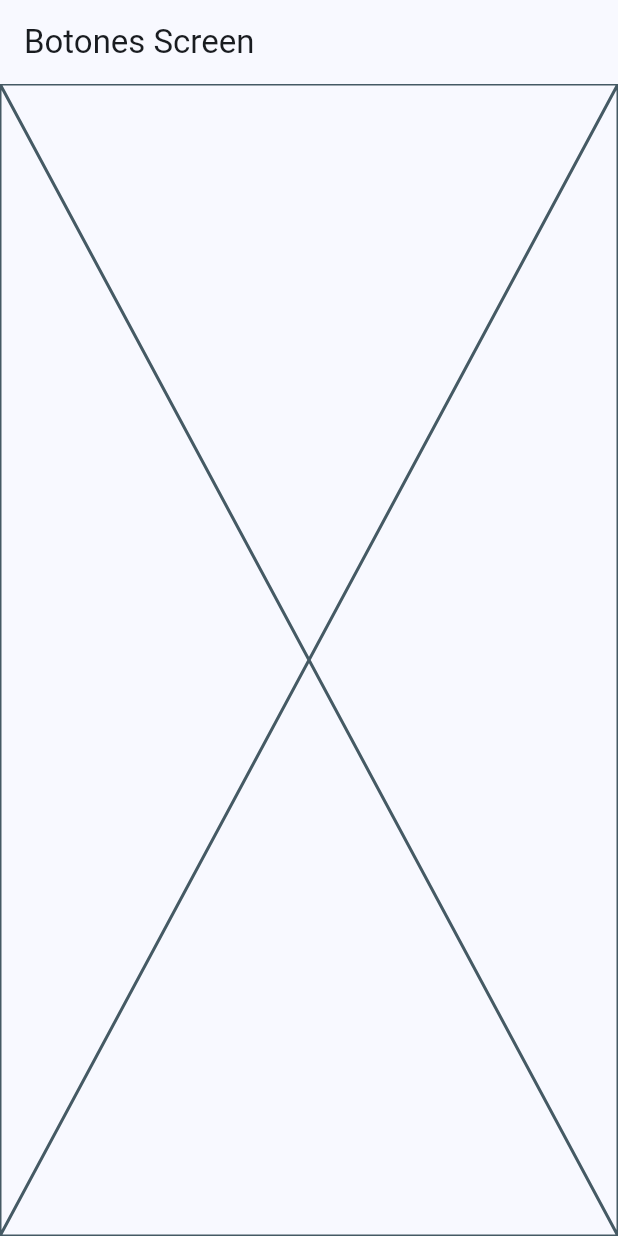
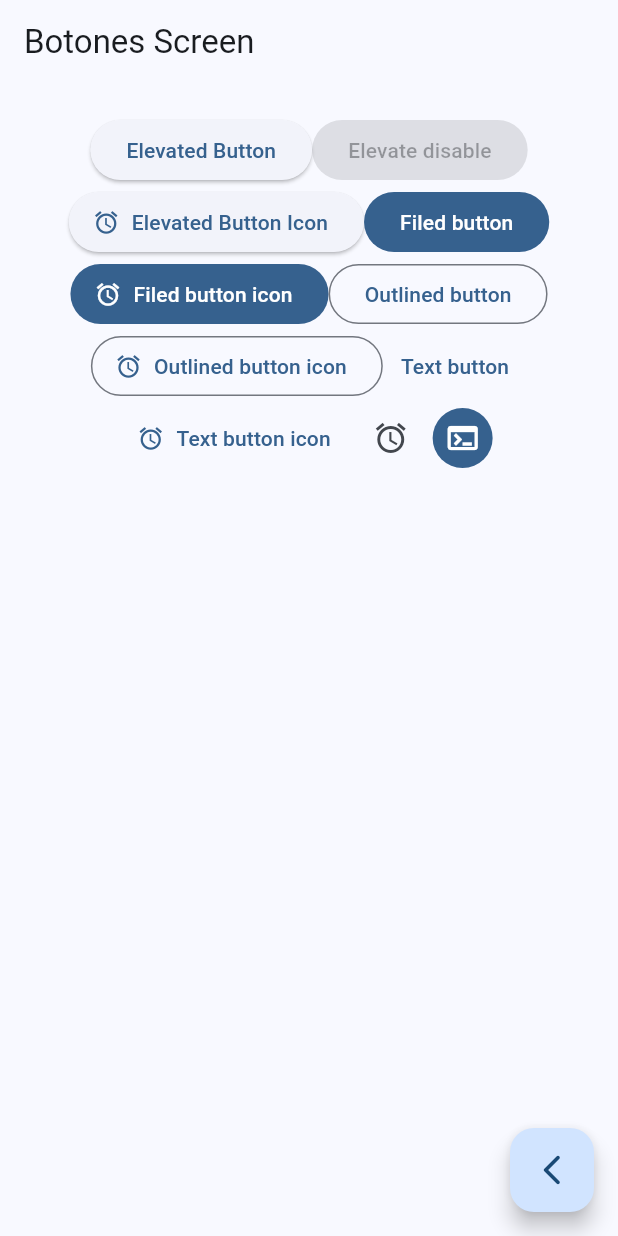
Before and after one commit to dabojimenez/curso_flutter, a Flutter app: the ButtonsScreen screen opened by its route, on a phone screen of 412 x 824 dp. Run offline on Flutter 3.47's test engine with Material 3 defaults, Android fonts, the phone set to English and light mode, and no system bars; our stand-ins replace animate_do, dio, go_router, video_player.

Commit message:
Diferentes botones pre-configurados

```diff
--- a/widgets_app/lib/presentation/screens/buttons/buttons_screen.dart
+++ b/widgets_app/lib/presentation/screens/buttons/buttons_screen.dart
@@ -1,4 +1,5 @@
 import 'package:flutter/material.dart';
+import 'package:go_router/go_router.dart';
 
 class ButtonsScreen extends StatelessWidget {
   static const String name = 'buttons_screen';
@@ -8,10 +9,80 @@ class ButtonsScreen extends StatelessWidget {
   @override
   Widget build(BuildContext context) {
     return Scaffold(
-      appBar: AppBar(
-        title: const Text('Botones Screen'),
+      appBar: AppBar(title: const Text('Botones Screen')),
+      body: _ButtonsView(),
+      floatingActionButton: FloatingActionButton(
+        child: const Icon(Icons.arrow_back_ios_new_rounded),
+        onPressed: () {
+          context.pop();
+        },
       ),
-      body: Placeholder(),
     );
   }
 }
+
+class _ButtonsView extends StatelessWidget {
+
+  @override
+  Widget build(BuildContext context) {
+    final color = Theme.of(context).colorScheme;
+
+    return SizedBox(
+      width: double.infinity, // para que ocupe todo el ancho
+      child: Padding(
+        padding: const EdgeInsets.symmetric(horizontal: 20, vertical: 20),
+        child: Wrap(
+          alignment: WrapAlignment.center,
+          children: [
+            ElevatedButton(
+              onPressed: () {},
+              child: const Text('Elevated Button'),
+            ),
+            // enviamos null, para desabilitar el boton
+            ElevatedButton(
+              onPressed: null,
+              child: const Text('Elevate disable'),
+            ),
+            ElevatedButton.icon(
+              onPressed: () {},
+              label: const Text('Elevated Button Icon'),
+              icon: const Icon(Icons.access_alarm),
+            ),
+            FilledButton(onPressed: () {}, child: const Text('Filed button')),
+            FilledButton.icon(
+              onPressed: () {},
+              icon: Icon(Icons.access_alarm),
+              label: const Text('Filed button icon'),
+            ),
+            OutlinedButton(
+              onPressed: () {},
+              child: const Text('Outlined button'),
+            ),
+            OutlinedButton.icon(
+              onPressed: () {},
+              icon: Icon(Icons.access_alarm),
+              label: const Text('Outlined button icon'),
+            ),
+            TextButton(onPressed: () {}, child: const Text('Text button')),
+            TextButton.icon(
+              onPressed: () {},
+              icon: Icon(Icons.access_alarm),
+              label: const Text('Text button icon'),
+            ),
+
+            // TODO: Custom button
+            IconButton(onPressed: () {}, icon: const Icon(Icons.access_alarm)),
+            IconButton(
+              onPressed: () {},
+              icon: const Icon(Icons.terminal),
+              style: ButtonStyle(
+                backgroundColor: MaterialStatePropertyAll(color.primary),
+                iconColor: MaterialStatePropertyAll(Colors.white),
+              ),
+            ),
+          ],
+        ),
+      ),
+    );
+  }
+}
```
